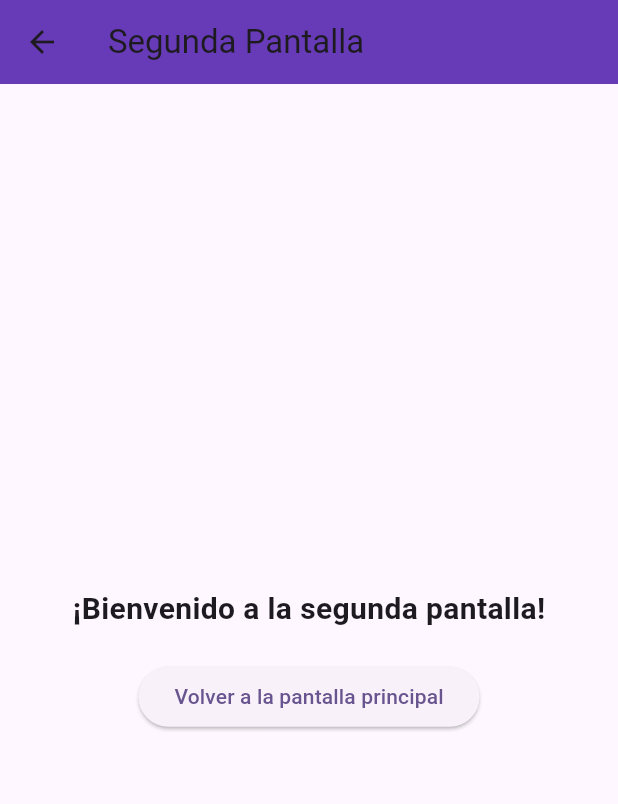
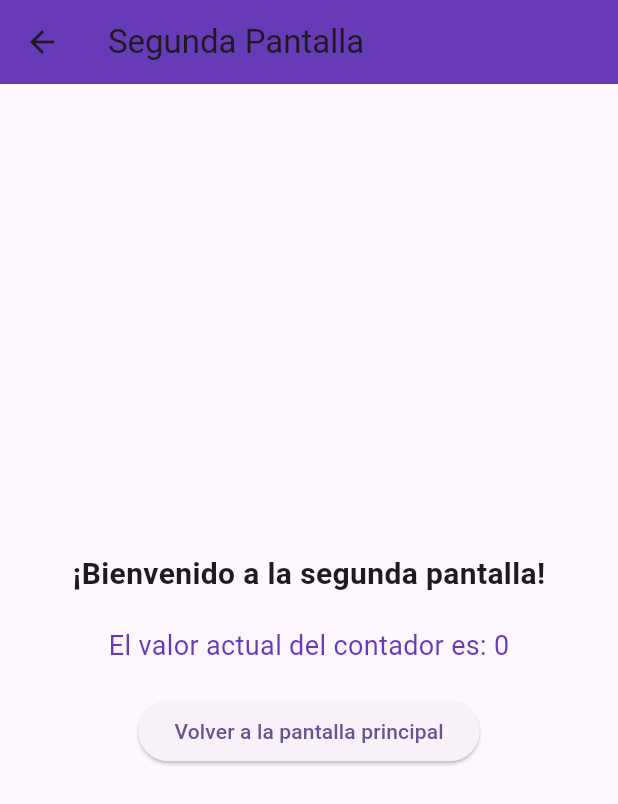
Before and after one commit to JGerardoToledoR/Historial_de_Contador, a Flutter app: the screen it shows after launch, after a tap on "Ir a segunda pantalla", on a phone screen of 412 x 824 dp. Shown: the top 804 px of the screen. Run offline on Flutter 3.47's test engine with Material 3 defaults, Android fonts, the phone set to English and light mode, and no system bars.

Commit message:
[UPDATE] Pasar el contador a la otra pantalla

```diff
--- a/historial_contador/lib/main.dart
+++ b/historial_contador/lib/main.dart
@@ -113,12 +113,14 @@ class _MyHomePageState extends State<MyHomePage> {
 
             const SizedBox(height: 20),
 
-            // Botón para cambiar a la segunda pantalla
+            // Botón para cambiar a la segunda pantalla y pasar el contador
             ElevatedButton(
               onPressed: () {
                 Navigator.push(
                   context,
-                  MaterialPageRoute(builder: (context) => const SecondPage()),
+                  MaterialPageRoute(
+                    builder: (context) => SecondPage(counterValue: _counter),
+                  ),
                 );
               },
               child: const Text("Ir a segunda pantalla"),
--- a/historial_contador/lib/second_page.dart
+++ b/historial_contador/lib/second_page.dart
@@ -1,7 +1,9 @@
 import 'package:flutter/material.dart';
 
 class SecondPage extends StatelessWidget {
-  const SecondPage({super.key});
+  final int counterValue; // Recibe el valor del contador
+
+  const SecondPage({super.key, required this.counterValue});
 
   @override
   Widget build(BuildContext context) {
@@ -19,9 +21,17 @@ class SecondPage extends StatelessWidget {
               style: TextStyle(fontSize: 20, fontWeight: FontWeight.bold),
             ),
             const SizedBox(height: 20),
+
+            // Mostrar el valor que viene desde la primera pantalla
+            Text(
+              "El valor actual del contador es: $counterValue",
+              style: const TextStyle(fontSize: 18, color: Colors.deepPurple),
+            ),
+
+            const SizedBox(height: 20),
             ElevatedButton(
               onPressed: () {
-                Navigator.pop(context); // Regresar a la pantalla anterior
+                Navigator.pop(context);
               },
               child: const Text("Volver a la pantalla principal"),
             ),
```
